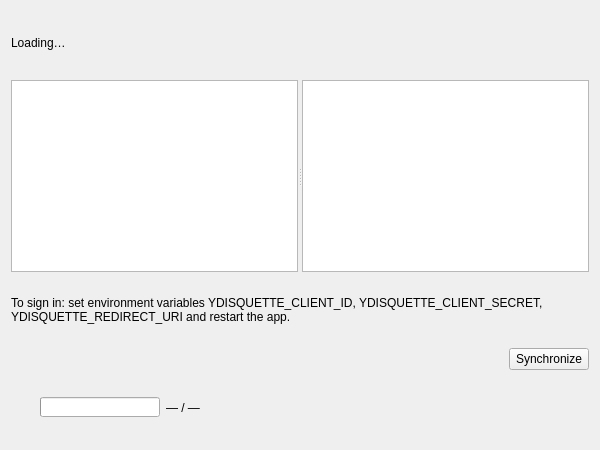
Before: the Qt Designer form src/app/main_content.ui in wolfDiesel/yandex-disk-quette, drawn with Qt 5.
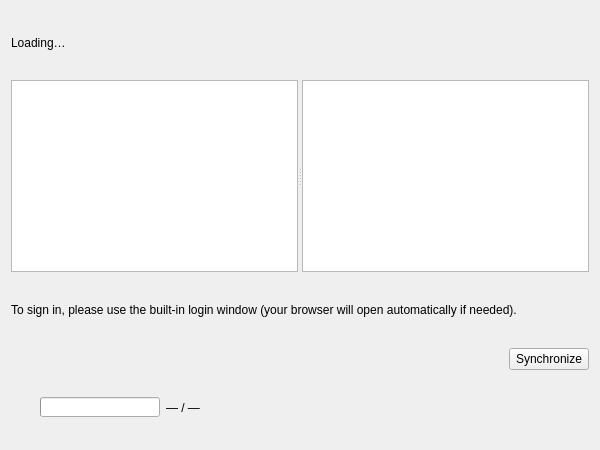
After: the same form once the commit is applied.

Commit message: CI: build AppImage on Fedora and embed OAuth config

The edit to the form file:
```diff
--- a/src/app/main_content.ui
+++ b/src/app/main_content.ui
@@ -56,7 +56,7 @@
       <bool>true</bool>
      </property>
      <property name="text">
-      <string>To sign in: set environment variables YDISQUETTE_CLIENT_ID, YDISQUETTE_CLIENT_SECRET, YDISQUETTE_REDIRECT_URI and restart the app.</string>
+      <string>To sign in, please use the built-in login window (your browser will open automatically if needed).</string>
      </property>
     </widget>
    </item>
```
The commit also changes 2 other files.
